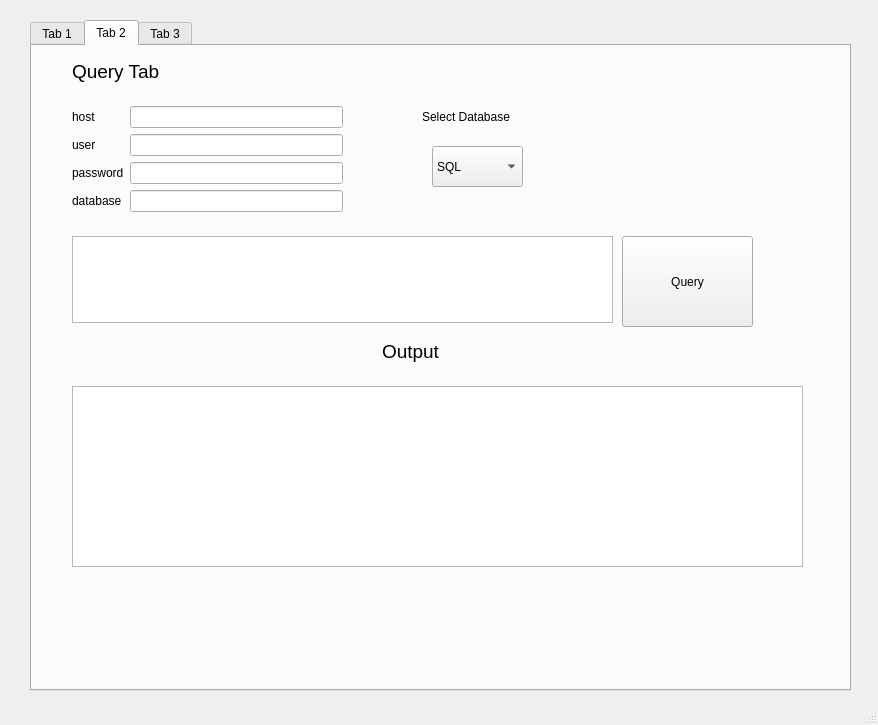
Qt form BRC Python/main.ui (siddh34/BRC-System) before a commit.
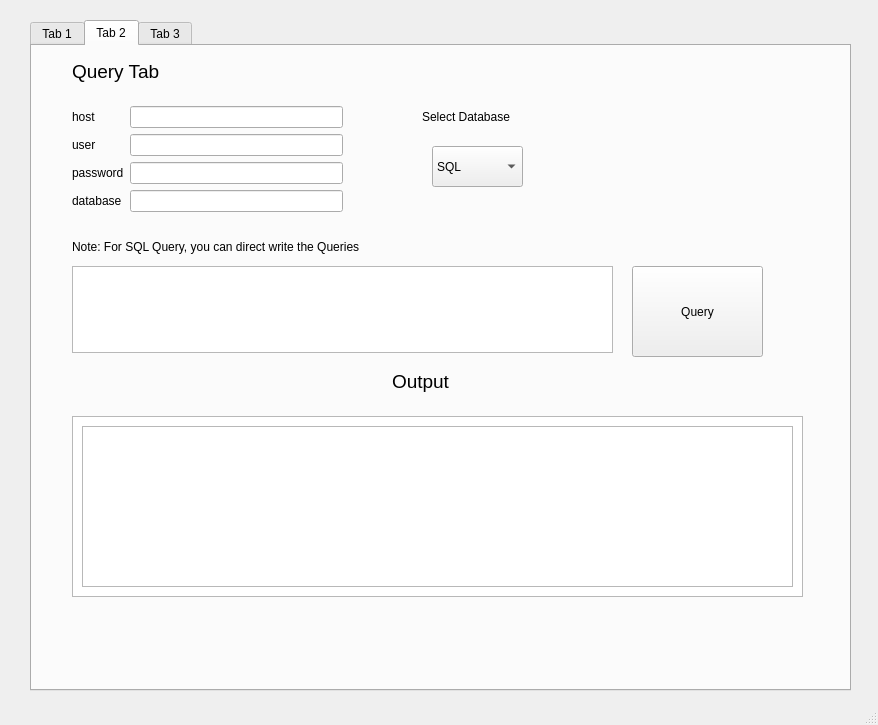
The same form after that commit. The open tabs and pages were chosen to show the change.

Diff of the .ui file:
```diff
--- a/BRC Python/main.ui
+++ b/BRC Python/main.ui
@@ -240,7 +240,7 @@
       <property name="geometry">
        <rect>
         <x>40</x>
-        <y>340</y>
+        <y>370</y>
         <width>731</width>
         <height>181</height>
        </rect>
@@ -302,7 +302,7 @@
       <property name="geometry">
        <rect>
         <x>40</x>
-        <y>190</y>
+        <y>220</y>
         <width>541</width>
         <height>87</height>
        </rect>
@@ -314,8 +314,8 @@
      <widget class="QPushButton" name="Query_2">
       <property name="geometry">
        <rect>
-        <x>590</x>
-        <y>190</y>
+        <x>600</x>
+        <y>220</y>
         <width>131</width>
         <height>91</height>
        </rect>
@@ -327,8 +327,8 @@
      <widget class="QLabel" name="QutputLabel_2">
       <property name="geometry">
        <rect>
-        <x>350</x>
-        <y>290</y>
+        <x>360</x>
+        <y>320</y>
         <width>71</width>
         <height>31</height>
        </rect>
@@ -393,6 +393,32 @@
        <string>Select Database</string>
       </property>
      </widget>
+     <widget class="QLabel" name="label_2">
+      <property name="geometry">
+       <rect>
+        <x>40</x>
+        <y>190</y>
+        <width>541</width>
+        <height>21</height>
+       </rect>
+      </property>
+      <property name="text">
+       <string>Note: For SQL Query, you can direct write the Queries</string>
+      </property>
+     </widget>
+     <widget class="QPlainTextEdit" name="QueryOutput2">
+      <property name="geometry">
+       <rect>
+        <x>50</x>
+        <y>380</y>
+        <width>711</width>
+        <height>161</height>
+       </rect>
+      </property>
+      <property name="plainText">
+       <string/>
+      </property>
+     </widget>
     </widget>
     <widget class="QWidget" name="tab_12">
      <attribute name="title">
```
